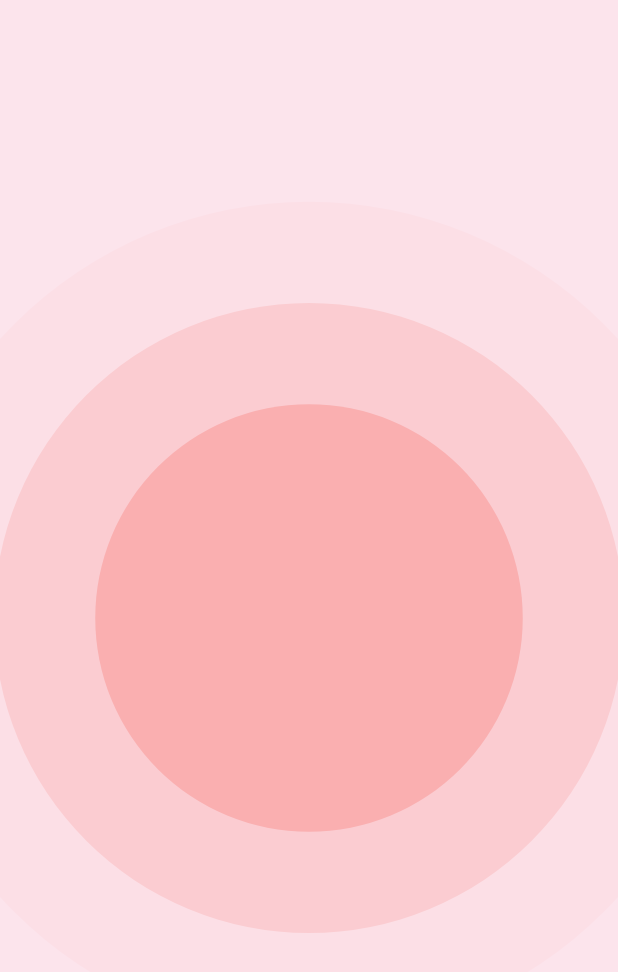
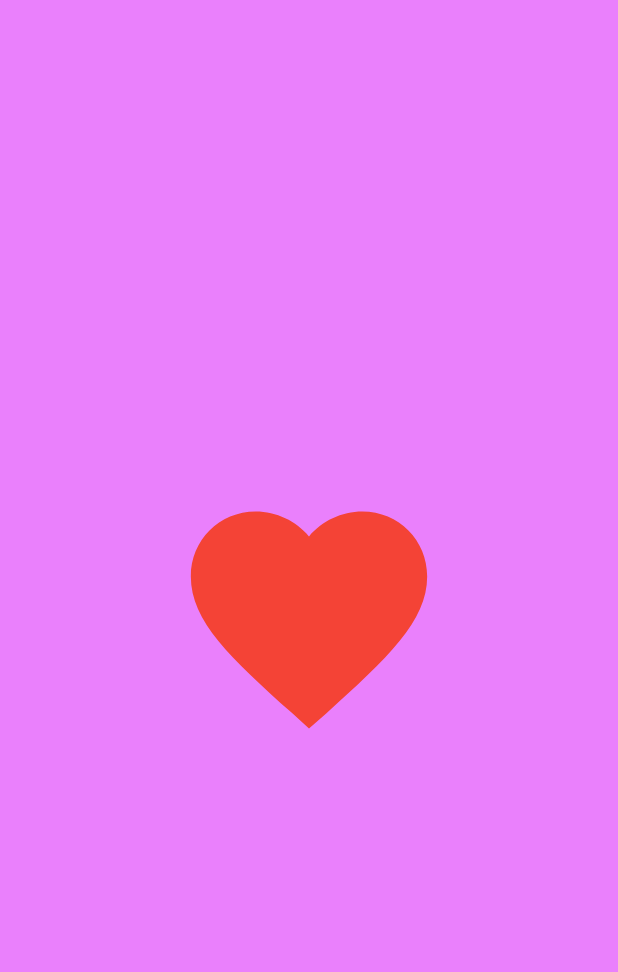
Before and after one commit to Mirzaazmath/flutter_animation_samples, a Flutter app: the screen it shows after launch, on a phone screen of 412 x 824 dp. Shown: the top 972 px of the screen. Run offline on Flutter 3.47's test engine with Material 3 defaults, Android fonts, the phone set to English and light mode, and no system bars.

Commit message:
added sample5

```diff
--- a/lib/main.dart
+++ b/lib/main.dart
@@ -1,6 +1,7 @@
 import 'package:animation_sample/samples/sample1.dart';
 import 'package:animation_sample/samples/sample2.dart';
 import 'package:animation_sample/samples/sample3.dart';
+import 'package:animation_sample/samples/sample5.dart';
 import 'package:animation_sample/samples/smaple4.dart';
 import 'package:flutter/material.dart';
 
@@ -13,6 +14,6 @@ class MyApp extends StatelessWidget {
 
   @override
   Widget build(BuildContext context) {
-    return MaterialApp(home: Sample4());
+    return MaterialApp(home: Sample5());
   }
 }
--- /dev/null
+++ b/lib/samples/sample5.dart
@@ -0,0 +1,53 @@
+import 'package:flutter/material.dart';
+
+class Sample5 extends StatefulWidget {
+  const Sample5({super.key});
+
+  @override
+  State<Sample5> createState() => _Sample5State();
+}
+
+class _Sample5State extends State<Sample5> with SingleTickerProviderStateMixin {
+  late AnimationController controller;
+  late Animation<double> scale;
+  @override
+  void initState() {
+    controller = AnimationController(
+      vsync: this,
+      duration: Duration(milliseconds: 1000),
+    );
+    scale = Tween<double>(
+      begin: 1,
+      end: 10,
+    ).animate(CurvedAnimation(parent: controller, curve: Curves.bounceOut));
+    // Starting the Anmimation
+    controller.forward();
+    // Listening the Animation
+    controller.addStatusListener((status) {
+      if (status == AnimationStatus.completed) {
+        // Reverse
+        controller.reverse();
+      } else if (status == AnimationStatus.dismissed) {
+        // Forward
+        controller.forward();
+      }
+    });
+    super.initState();
+  }
+
+  @override
+  Widget build(BuildContext context) {
+    return Scaffold(
+      backgroundColor: Colors.purpleAccent.shade100,
+      body: Center(
+        child: AnimatedBuilder(
+          animation: controller,
+          builder: (_, child) {
+            return Transform.scale(scale: scale.value, child: child);
+          },
+          child: Icon(Icons.favorite, color: Colors.red),
+        ),
+      ),
+    );
+  }
+}
```
Also changed, not shown: output/output5.gif (added).
